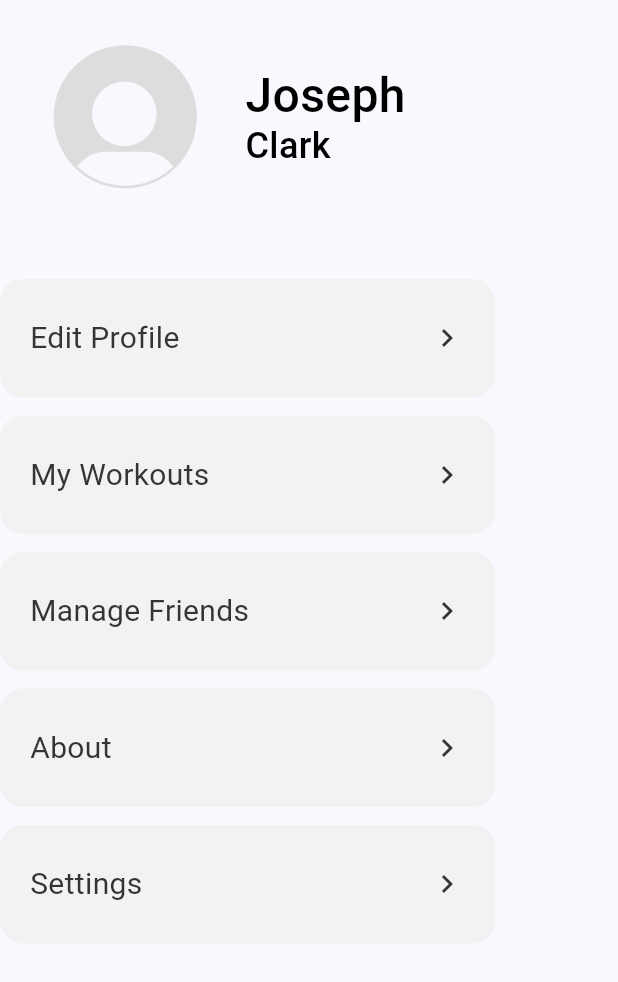
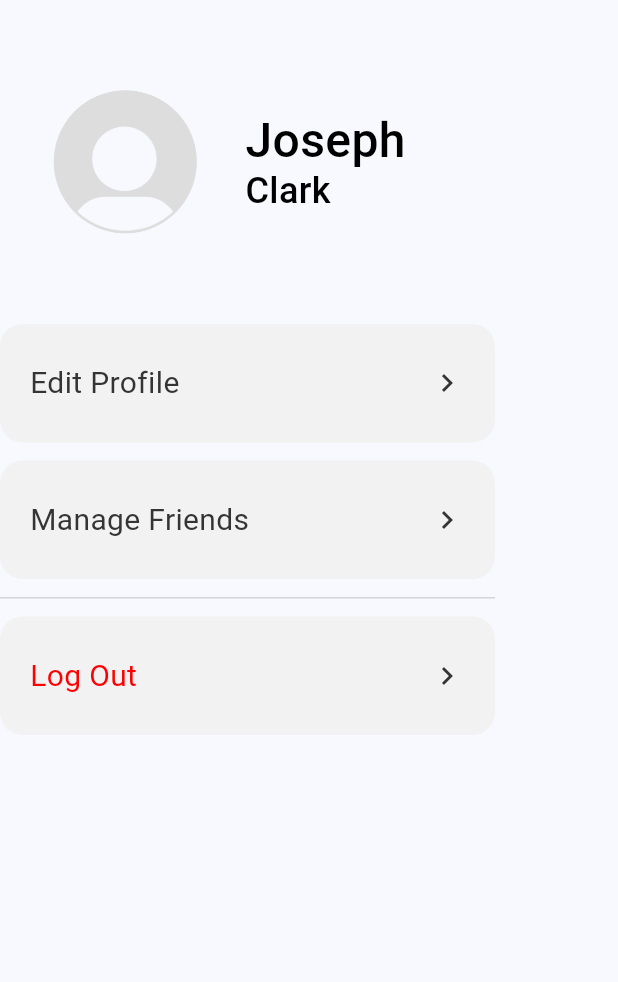
Before and after one commit to afdeanon/SeniorProject, a Flutter app: the Profile widget shown alone on an empty page, opened directly, on a phone screen of 412 x 824 dp. Shown: the top 982 px of the screen. Run offline on Flutter 3.47's test engine with Material 3 defaults, Android fonts, the phone set to English and light mode, and no system bars; our stand-ins replace firebase_auth, firebase_core; missing offline and left inert: dart:ffi; accounts and stored records are empty; Roboto replaces fonts that are missing (SF Pro).

Commit message:
modified profile menu

```diff
--- a/lib/screens/profileScreens/profileScreen.dart
+++ b/lib/screens/profileScreens/profileScreen.dart
@@ -40,7 +40,7 @@ class _ProfileState extends State<Profile> {
     return Container(
       child: Column(
         children: [
-          const SizedBox(height: 30),
+          const SizedBox(height: 60),
           SizedBox(
             width: 259,
             height: 96,
@@ -141,42 +141,17 @@ class _ProfileState extends State<Profile> {
                     ),
                   ),
                 ),
+
                 const SizedBox(height: 12),
-              Container(
-                width: 330,
-                padding: const EdgeInsets.symmetric(horizontal: 20, vertical: 25),
-                decoration: ShapeDecoration(
-                  color: const Color(0xFFF2F2F2),
-                  shape: RoundedRectangleBorder(
-                    borderRadius: BorderRadius.circular(15),
-                  ),
-                ),
-                child: const Row(
-                  mainAxisSize: MainAxisSize.min,
-                  mainAxisAlignment: MainAxisAlignment.spaceBetween,
-                  crossAxisAlignment: CrossAxisAlignment.center,
-                  children: [
-                    Expanded(
-                      child: Row(
-                        children: [
-                          Text(
-                            'My Workouts',
-                            style: TextStyle(
-                              color: Color(0xFF343434),
-                              fontSize: 20,
-                              fontFamily: 'SF Pro',
-                              fontWeight: FontWeight.w400,
-                            ),
-                          ),
-                        ],
-                      ),
-                    ),
-                    Icon(Icons.chevron_right, color: Color(0xFF343434)),
-                  ],
-                ),
-              ),
-              const SizedBox(height: 12),
-              Container(
+
+                InkWell(
+                  onTap: () {
+                    Navigator.push(
+                      context,
+                      MaterialPageRoute(builder: (context) => EditProfile()),  // This assumes EditProfile is the name of the widget you want to navigate to.
+                    );
+                  },
+                  child: Container(
                     width: 330,
                     padding: const EdgeInsets.symmetric(horizontal: 20, vertical: 25),
                     decoration: ShapeDecoration(
@@ -209,8 +184,25 @@ class _ProfileState extends State<Profile> {
                       ],
                     ),
                   ),
+                ),
+
                 const SizedBox(height: 12),
+
                 Container(
+                  width: 330,
+                  height: 1,
+                  decoration: const BoxDecoration(color: Color(0xFFD4D4D4)),
+                ),
+
+                const SizedBox(height: 12),
+                InkWell(
+                  onTap: () {
+                    Navigator.push(
+                      context,
+                      MaterialPageRoute(builder: (context) => EditProfile()),  // This assumes EditProfile is the name of the widget you want to navigate to.
+                    );
+                  },
+                  child: Container(
                     width: 330,
                     padding: const EdgeInsets.symmetric(horizontal: 20, vertical: 25),
                     decoration: ShapeDecoration(
@@ -228,9 +220,9 @@ class _ProfileState extends State<Profile> {
                           child: Row(
                             children: [
                               Text(
-                            'About',
+                                'Log Out',
                                 style: TextStyle(
-                              color: Color(0xFF343434),
+                                  color: Color.fromARGB(255, 255, 0, 0),
                                   fontSize: 20,
                                   fontFamily: 'SF Pro',
                                   fontWeight: FontWeight.w400,
@@ -243,48 +235,14 @@ class _ProfileState extends State<Profile> {
                       ],
                     ),
                   ),
+                ),
                 const SizedBox(height: 12),
-              Container(
-                width: 330,
-                padding: const EdgeInsets.symmetric(horizontal: 20, vertical: 25),
-                decoration: ShapeDecoration(
-                  color: const Color(0xFFF2F2F2),
-                  shape: RoundedRectangleBorder(
-                    borderRadius: BorderRadius.circular(15),
-                  ),
-                ),
-                child: const Row(
-                  mainAxisSize: MainAxisSize.min,
-                  mainAxisAlignment: MainAxisAlignment.spaceBetween,
-                  crossAxisAlignment: CrossAxisAlignment.center,
-                  children: [
-                    Expanded(
-                      child: Row(
-                        children: [
-                          Text(
-                            'Settings',
-                            style: TextStyle(
-                              color: Color(0xFF343434),
-                              fontSize: 20,
-                              fontFamily: 'SF Pro',
-                              fontWeight: FontWeight.w400,
-                            ),
-                          ),
-                        ],
-                      ),
-                    ),
-                    Icon(Icons.chevron_right, color: Color(0xFF343434)),
-                  ],
-                ),
-              ),
-              // Continue with the remaining containers
+
               ],
             ),
           )
-
         ],
       ),
-
     );
   }
 }
```
Lines whose indentation alone changed are shown as unchanged.
